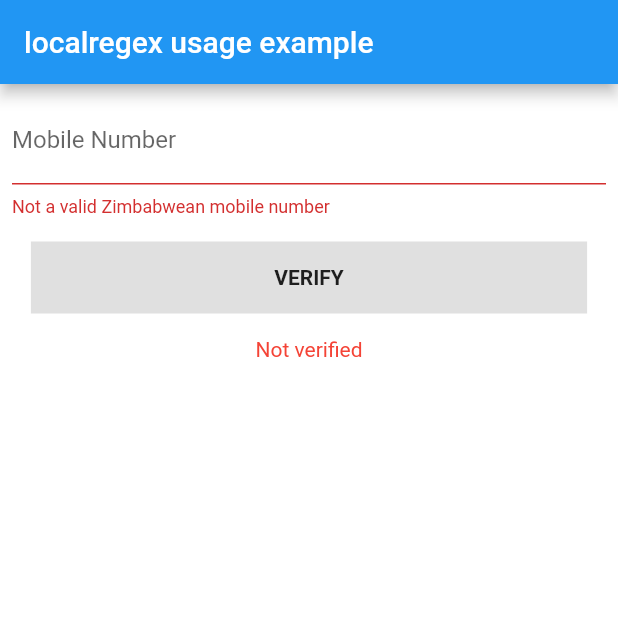
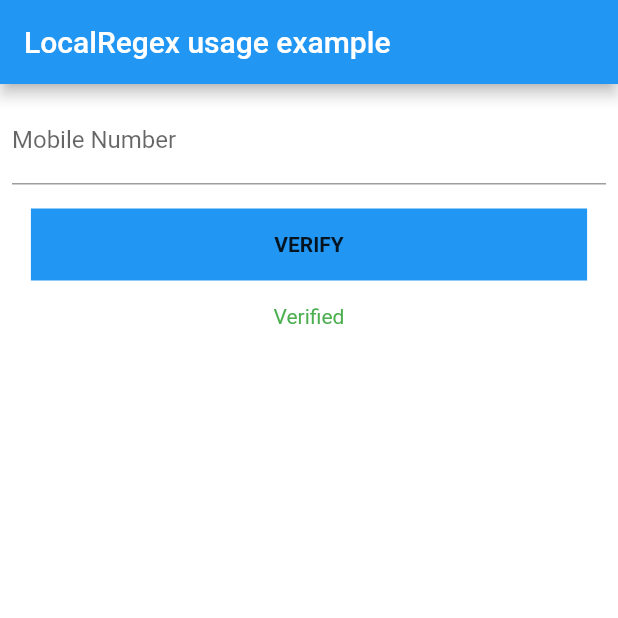
Before and after one commit to iamngoni/localregex, a Flutter app: the screen it shows after launch, after a tap on "VERIFY", on a phone screen of 412 x 824 dp, the top half of it. Run offline on Flutter 3.47's test engine with Material 2 defaults, Android fonts, the phone set to English and light mode, and no system bars.

Commit message:
Passwords regex

```diff
--- a/example/lib/main.dart
+++ b/example/lib/main.dart
@@ -1,5 +1,5 @@
 import 'package:flutter/material.dart';
-import 'package:localregex/localregex.dart';
+import 'package:localregex/regex.dart';
 
 void main() {
   runApp(MyApp());
@@ -24,13 +24,12 @@ class Example extends StatefulWidget {
 class _ExampleState extends State<Example> {
   bool _isMobile = false;
   final _formKey = GlobalKey<FormState>();
-  final localregex = LocalRegex();
   @override
   Widget build(BuildContext context) {
     return SafeArea(
       child: Scaffold(
         appBar: AppBar(
-          title: Text("localregex usage example"),
+          title: Text("LocalRegex usage example"),
         ),
         body: Container(
           height: MediaQuery.of(context).size.height * 0.9,
@@ -48,7 +47,7 @@ class _ExampleState extends State<Example> {
                     ),
                     // ignore: missing_return
                     validator: (value) {
-                      if (!localregex.isZwMobile(value)) {
+                      if (LocalRegex.isValidZimMobile(value)) {
                         return "Not a valid Zimbabwean mobile number";
                       }
                     },
@@ -57,7 +56,7 @@ class _ExampleState extends State<Example> {
                 Padding(
                   padding: const EdgeInsets.all(8.0),
                   child: Container(
-                    color: Theme.of(context).buttonColor,
+                    color: Colors.blue,
                     width: MediaQuery.of(context).size.width * 0.9,
                     child: MaterialButton(
                       onPressed: () {
--- a/lib/format-types.dart
+++ /dev/null
@@ -1,15 +0,0 @@
-import 'package:localregex/enum.dart';
-
-/// Types of formatting results
-class FormatTypes<String> extends Enum {
-  /// Format is 263
-  static final FormatTypes common = FormatTypes("common");
-
-  /// Format is +263
-  static final FormatTypes commonPlus = FormatTypes("common+");
-
-  /// Format is 07
-  static final FormatTypes regular = FormatTypes("regular");
-
-  FormatTypes(String value) : super(value);
-}
--- /dev/null
+++ b/lib/format_types.dart
@@ -0,0 +1,14 @@
+import 'package:localregex/enum.dart';
+
+class FormatTypes<String> extends Enum {
+  /// Format is 263
+  static final FormatTypes common = FormatTypes("common");
+
+  /// Format is +263
+  static final FormatTypes commonPlus = FormatTypes("common+");
+
+  /// Format is 07
+  static final FormatTypes regular = FormatTypes("regular");
+
+  FormatTypes(String value) : super(value);
+}
--- a/lib/localregex.dart
+++ b/lib/localregex.dart
@@ -1,114 +1,3 @@
-library localregex;
-
-import 'package:localregex/format-types.dart';
-
-class LocalRegex {
-  /// LocalRegex
-  ///
-  /// [LocalRegex] is a regex package developed by Ngonidzashe Mangudya
-  final RegExp _emailAddress = new RegExp(
-      r"^[a-zA-Z0-9.a-zA-Z0-9!#$%&'*+-/=?^_`{|}~]+@[a-zA-Z0-9]+\.[a-zA-Z]+(.[a-zA-Z]+)*");
-  final RegExp _econet = RegExp(r'(?:\+?263|0)(77|78)[0-9]{7}$');
-  final RegExp _netone = RegExp(r'(?:\+?263|0)(71)[0-9]{7}$');
-  final RegExp _telecel = RegExp(r'(?:\+?263|0)(73)[0-9]{7}$');
-  final RegExp _nationalId =
-      RegExp(r'^([0-9]{2})(-|\s)([0-9]{6,7})(\s)([A-Z]{1})(\s)*([0-9]{2})$');
-  final RegExp _numberPlate = RegExp(r'^[A-Z]{3}(-|\s)[0-9]{4}$');
-  final RegExp _passportNumber = RegExp(r'^[A-Z]{2}[0-9]{6}$');
-  final RegExp _driversLicence = RegExp(r'\d{5}[a-zA-Z]{2}');
-
-  /// Match full string
-  bool _isValid(String value, RegExp source) {
-    try {
-      final matches = source.allMatches(value);
-      for (Match match in matches) {
-        if (match.start == 0 && match.end == value.length) {
-          return true;
-        }
-      }
-      return false;
-    } catch (e) {
-      assert(false);
-      return true;
-    }
-  }
-
-  /// Checks if an email address is valid
-  bool isEmail(String value) => _isValid(value, _emailAddress);
-
-  /// Checks if a string is a valid Netone mobile number
-  bool isNetone(String value) =>
-      _isValid(value.replaceAll(RegExp('\\s+'), ""), _netone);
-
-  /// Checks if a string is a valid Telecel mobile number
-  bool isTelecel(String value) =>
-      _isValid(value.replaceAll(RegExp('\\s+'), ""), _telecel);
-
-  /// Checks if a string is a valid Econet mobile number
-  bool isEconet(String value) =>
-      _isValid(value.replaceAll(RegExp('\\s+'), ""), _econet);
-
-  /// Checks if a string is a valid Zimbabwean mobile number registered under the top 3 mobile network providers
-  bool isZwMobile(String value) =>
-      this.isEconet(value) || this.isNetone(value) || this.isTelecel(value);
-
-  /// Checks if a string is a valid National ID number for Zimbabwe
-  bool isZimbabwean(String value) => _isValid(value, _nationalId);
-
-  /// Checks if a string is a valid Passport number for Zimbabwe
-  bool isZwPassport(String value) => _isValid(value, _passportNumber);
-
-  /// Checks if a string is a valid Vehicle Number plate for Zimbabwe
-  bool isZwNumberPlate(String value) => _isValid(value, _numberPlate);
-
-  /// Checks if a string is a valid Driver's Licence for Zimbabwe
-  bool isZwDriversLicence(String value) => _isValid(value, _driversLicence);
-
-  /// Checks if mobile number is a valid Zimbabwean mobile number (Econet, Netone & Telecel) and returns a formatted version
-  String? formatIfIsZimbabwe(
-      {required String value, required FormatTypes type}) {
-    String? _number;
-    if (this.isZwMobile(value)) {
-      if (type == FormatTypes.common) {
-        _number = _formatCommon(value);
-      } else if (type == FormatTypes.commonPlus) {
-        _number = _formatCommonPlus(value);
-      } else if (type == FormatTypes.regular) {
-        _number = _formatRegular(value);
-      }
-    } else {
-      throw Exception("Mobile number is not valid");
-    }
-
-    return _number;
-  }
-
-  /// Format to 263
-  String _formatCommon(String number) {
-    if (number.length < 9) {
-      throw Exception("Mobile number length cannot be less than 9");
-    }
-    String nineLong = number.substring(number.length - 9);
-    return "263${nineLong.replaceAll(new RegExp(r"\s+"), "")}";
-  }
-
-  /// Format to +263
-  String _formatCommonPlus(String number) {
-    if (number.length < 9) {
-      throw Exception("Mobile number length cannot be less than 9");
-    }
-
-    String nineLong = number.substring(number.length - 9);
-    return "+263${nineLong.replaceAll(new RegExp(r"\s+"), "")}";
-  }
-
-  /// Format to 07
-  String _formatRegular(String number) {
-    if (number.length < 9) {
-      throw Exception("Mobile number length cannot be less than 9");
-    }
-
-    String nineLong = number.substring(number.length - 9);
-    return "0${nineLong.replaceAll(new RegExp(r"\s+"), "")}";
-  }
-}
+export 'format_types.dart';
+export 'regex.dart';
+export 'universities.dart';
--- /dev/null
+++ b/lib/regex.dart
@@ -0,0 +1,121 @@
+library localregex;
+
+import 'package:localregex/format_types.dart';
+import 'package:localregex/localregex.dart';
+
+class LocalRegex {
+  /// LocalRegex
+  ///
+  /// [LocalRegex] is a regex package developed by Ngonidzashe Mangudya
+  static final RegExp _emailAddress = new RegExp(
+      r"^[a-zA-Z0-9.a-zA-Z0-9!#$%&'*+-/=?^_`{|}~]+@[a-zA-Z0-9]+\.[a-zA-Z]+(.[a-zA-Z]+)*");
+  static RegExp _econet = RegExp(r'(?:\+?263|0)(77|78)[0-9]{7}$');
+  static RegExp _netone = RegExp(r'(?:\+?263|0)(71)[0-9]{7}$');
+  static RegExp _telecel = RegExp(r'(?:\+?263|0)(73)[0-9]{7}$');
+  static RegExp _nationalId =
+      RegExp(r'^([0-9]{2})(-|\s)([0-9]{6,7})(\s)([A-Z]{1})(\s)*([0-9]{2})$');
+  static RegExp _numberPlate = RegExp(r'^[A-Z]{3}(-|\s)[0-9]{4}$');
+  static RegExp _passportNumber = RegExp(r'^[A-Z]{2}[0-9]{6}$');
+  static RegExp _driversLicence = RegExp(r'\d{5}[a-zA-Z]{2}');
+  static RegExp _password =
+      RegExp(r"^(?=.*[A-Za-z])(?=.*\d)(?=.*[@$!%*#?&])[A-Za-z\d@$!%*#?&]{8,}$");
+
+  /// Match full string
+  static bool _isValid(String value, RegExp source) {
+    try {
+      final matches = source.allMatches(value);
+      for (Match match in matches) {
+        if (match.start == 0 && match.end == value.length) {
+          return true;
+        }
+      }
+      return false;
+    } catch (e) {
+      assert(false);
+      return true;
+    }
+  }
+
+  /// Checks if an email address is valid
+  static bool isEmail(String value) => _isValid(value, _emailAddress);
+
+  /// Checks if a string is a valid Netone mobile number
+  static bool isNetone(String value) =>
+      _isValid(value.replaceAll(RegExp('\\s+'), ""), _netone);
+
+  /// Checks if a string is a valid Telecel mobile number
+  static bool isTelecel(String value) =>
+      _isValid(value.replaceAll(RegExp('\\s+'), ""), _telecel);
+
+  /// Checks if a string is a valid Econet mobile number
+  static bool isEconet(String value) =>
+      _isValid(value.replaceAll(RegExp('\\s+'), ""), _econet);
+
+  /// Checks if a string is a valid Zimbabwean mobile number registered under the top 3 mobile network providers
+  static bool isValidZimMobile(String value) =>
+      isEconet(value) || isNetone(value) || isTelecel(value);
+
+  /// Checks if a string is a valid National ID number for Zimbabwe
+  static bool isValidZimID(String value) => _isValid(value, _nationalId);
+
+  /// Checks if a string is a valid Passport number for Zimbabwe
+  static bool isValidZimPassport(String value) =>
+      _isValid(value, _passportNumber);
+
+  /// Checks if a string is a valid Vehicle Number plate for Zimbabwe
+  static bool isZwNumberPlate(String value) => _isValid(value, _numberPlate);
+
+  /// Checks if a string is a valid Driver's Licence for Zimbabwe
+  static bool isZwDriversLicence(String value) =>
+      _isValid(value, _driversLicence);
+
+  static bool isValidPassword(String value) => _isValid(value, _password);
+
+  /// Checks if mobile number is a valid Zimbabwean mobile number (Econet, Netone & Telecel) and returns a formatted version
+  static String? formatNumber(
+      {required String value, required FormatTypes type}) {
+    String? _number;
+    if (isValidZimMobile(value)) {
+      if (type == FormatTypes.common) {
+        _number = _formatCommon(value);
+      } else if (type == FormatTypes.commonPlus) {
+        _number = _formatCommonPlus(value);
+      } else if (type == FormatTypes.regular) {
+        _number = _formatRegular(value);
+      }
+    } else {
+      throw Exception("Mobile number is not valid");
+    }
+
+    return _number;
+  }
+
+  /// Format to 263
+  static String _formatCommon(String number) {
+    if (number.length < 9) {
+      throw Exception("Mobile number length cannot be less than 9");
+    }
+    String nineLong = number.substring(number.length - 9);
+    return "263${nineLong.replaceAll(new RegExp(r"\s+"), "")}";
+  }
+
+  /// Format to +263
+  static String _formatCommonPlus(String number) {
+    if (number.length < 9) {
+      throw Exception("Mobile number length cannot be less than 9");
+    }
+
+    String nineLong = number.substring(number.length - 9);
+    return "+263${nineLong.replaceAll(new RegExp(r"\s+"), "")}";
+  }
+
+  /// Format to 07
+  static String _formatRegular(String number) {
+    if (number.length < 9) {
+      throw Exception("Mobile number length cannot be less than 9");
+    }
+
+    String nineLong = number.substring(number.length - 9);
+    return "0${nineLong.replaceAll(new RegExp(r"\s+"), "")}";
+  }
+}
--- /dev/null
+++ b/lib/universities.dart
@@ -0,0 +1,10 @@
+class UniversitiesRegex {
+  /// Harare Institute Of Technology
+  static RegExp HIT = RegExp(r'H{1}[0-9]{6}[A-Z]{1}');
+}
+
+class IsStudent {
+  bool HIT;
+
+  IsStudent({required this.HIT});
+}
```
Also changed, not shown: pubspec.lock, 5 other files.
